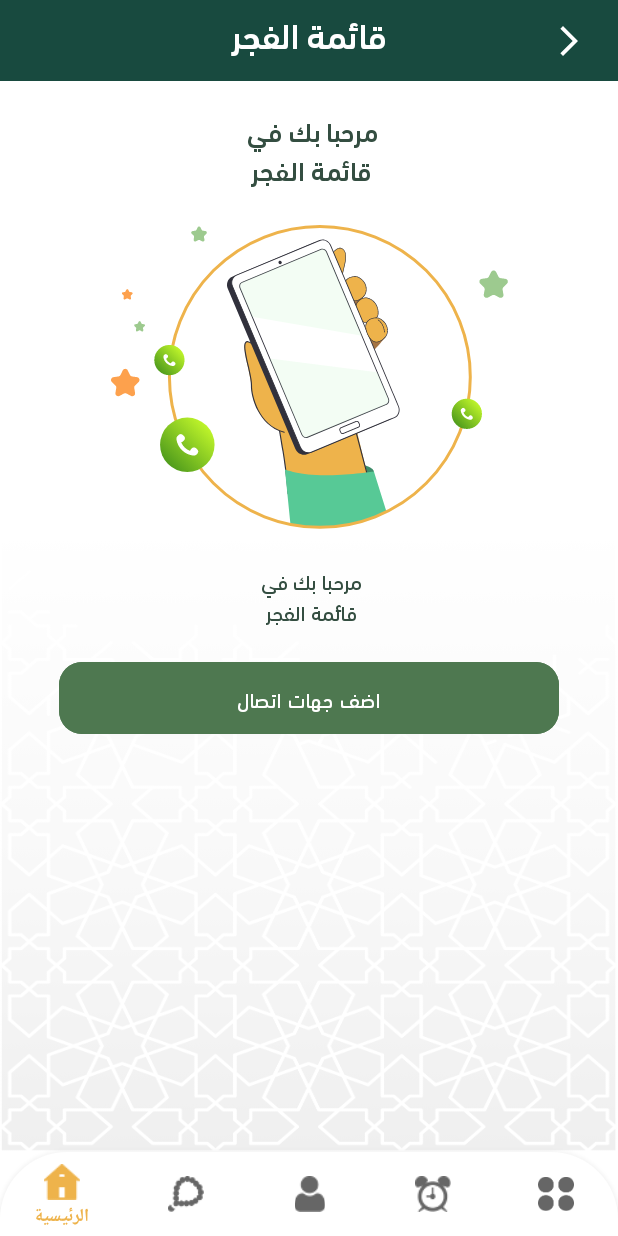
After one commit to AhmedNader65/Alsalah, an Android app: the FajrListFragment screen opened through its navigation route, on a phone screen of 412 x 824 dp. The commit adds this screen. Run offline under Robolectric (Android 15) with nearby library versions, the light colour scheme and no system bars; our stand-ins replace navigation-ui, sdp/ssp sizes.

Commit message:
start of fajr list

```diff
--- a/app/src/main/AndroidManifest.xml
+++ b/app/src/main/AndroidManifest.xml
@@ -1,6 +1,8 @@
 <?xml version="1.0" encoding="utf-8"?>
 <manifest xmlns:android="http://schemas.android.com/apk/res/android"
     package="com.crazyidea.alsalah">
+
+    <uses-permission android:name="android.permission.READ_CONTACTS" />
 
     <application
         android:allowBackup="true"
--- a/app/src/main/java/com/crazyidea/alsalah/ui/menu/MenuFragment.kt
+++ b/app/src/main/java/com/crazyidea/alsalah/ui/menu/MenuFragment.kt
@@ -40,6 +40,9 @@ class MenuFragment : Fragment() {
         binding.compass.setOnClickListener {
             findNavController().navigate(R.id.compassFragment)
         }
+        binding.fajrList.setOnClickListener {
+            findNavController().navigate(R.id.fajrListFragment)
+        }
     }
 
     override fun onDestroyView() {
--- /dev/null
+++ b/app/src/main/java/com/crazyidea/alsalah/ui/menu/fajrlist/FajrListFragment.kt
@@ -0,0 +1,48 @@
+package com.crazyidea.alsalah.ui.menu.fajrlist
+
+import android.annotation.SuppressLint
+import android.os.Bundle
+import android.util.Log
+import android.view.LayoutInflater
+import android.view.View
+import android.view.ViewGroup
+import androidx.fragment.app.Fragment
+import androidx.lifecycle.ViewModelProvider
+import com.crazyidea.alsalah.databinding.FragmentFajrListBinding
+import com.crazyidea.alsalah.utils.ContactData
+import com.crazyidea.alsalah.utils.retrieveAllContacts
+
+
+class FajrListFragment : Fragment() {
+
+    private var _binding: FragmentFajrListBinding? = null
+
+    // This property is only valid between onCreateView and
+    // onDestroyView.
+    private val binding get() = _binding!!
+
+    override fun onCreateView(
+        inflater: LayoutInflater,
+        container: ViewGroup?,
+        savedInstanceState: Bundle?
+    ): View {
+        val fajrListViewModel =
+            ViewModelProvider(this).get(FajrListViewModel::class.java)
+
+        _binding = FragmentFajrListBinding.inflate(inflater, container, false)
+        val root: View = binding.root
+
+        return root
+    }
+
+    override fun onViewCreated(view: View, savedInstanceState: Bundle?) {
+        super.onViewCreated(view, savedInstanceState)
+        binding.addContacts.setOnClickListener {
+        }
+    }
+
+    override fun onDestroyView() {
+        super.onDestroyView()
+        _binding = null
+    }
+}
--- /dev/null
+++ b/app/src/main/java/com/crazyidea/alsalah/ui/menu/fajrlist/FajrListViewModel.kt
@@ -0,0 +1,13 @@
+package com.crazyidea.alsalah.ui.menu.fajrlist
+
+import androidx.lifecycle.LiveData
+import androidx.lifecycle.MutableLiveData
+import androidx.lifecycle.ViewModel
+
+class FajrListViewModel : ViewModel() {
+
+    private val _text = MutableLiveData<String>().apply {
+        value = "This is notifications Fragment"
+    }
+    val text: LiveData<String> = _text
+}
--- /dev/null
+++ b/app/src/main/res/layout/fragment_fajr_list.xml
@@ -0,0 +1,92 @@
+<?xml version="1.0" encoding="utf-8"?>
+<androidx.constraintlayout.widget.ConstraintLayout xmlns:android="http://schemas.android.com/apk/res/android"
+    xmlns:app="http://schemas.android.com/apk/res-auto"
+    xmlns:tools="http://schemas.android.com/tools"
+    android:layout_width="match_parent"
+    android:layout_height="match_parent"
+    android:background="@drawable/bg_styled_page_white"
+    tools:context="ui.menu.MenuFragment">
+
+    <TextView
+        android:id="@+id/title"
+        style="@style/boldText"
+        android:layout_width="match_parent"
+        android:layout_height="wrap_content"
+        android:background="@color/text_green_color"
+        android:paddingBottom="@dimen/_8sdp"
+        android:text="@string/fajrList"
+        android:textAlignment="center"
+        android:textColor="@color/white"
+        android:textSize="@dimen/_18ssp"
+        app:layout_constraintTop_toTopOf="parent" />
+
+    <ImageView
+        android:id="@+id/back"
+        android:layout_width="wrap_content"
+        android:layout_height="wrap_content"
+        android:layout_marginEnd="@dimen/_16sdp"
+        android:src="@drawable/ic_baseline_arrow_back_ios_new_24"
+        app:layout_constraintBottom_toBottomOf="@+id/title"
+        app:layout_constraintEnd_toEndOf="parent"
+        app:layout_constraintTop_toTopOf="@+id/title" />
+
+
+
+
+        <TextView
+            app:layout_constraintTop_toBottomOf="@+id/title"
+            android:layout_marginTop="@dimen/_12sdp"
+            android:id="@+id/welcomeTxt"
+            android:layout_width="wrap_content"
+            app:layout_constraintStart_toStartOf="parent"
+            app:layout_constraintEnd_toEndOf="parent"
+            android:layout_height="wrap_content"
+            android:textSize="@dimen/_14sdp"
+            android:textColor="@color/general_setting_line"
+            android:text="@string/welcome_to_fajrlist"
+            android:fontFamily="@font/din_medium"/>
+
+
+
+
+    <ImageView
+        android:layout_marginTop="@dimen/_16sdp"
+        app:layout_constraintStart_toStartOf="parent"
+        app:layout_constraintEnd_toEndOf="parent"
+        app:layout_constraintTop_toBottomOf="@+id/welcomeTxt"
+        android:layout_width="wrap_content"
+        android:layout_height="wrap_content"
+        android:id="@+id/contacts_img"
+        android:layout_centerHorizontal="true"
+        android:src="@drawable/img_contacts" />
+    <TextView
+        android:layout_marginTop="@dimen/_16sdp"
+        style="@style/regularText"
+        android:id="@+id/secondaryText"
+        android:layout_width="wrap_content"
+        android:layout_height="wrap_content"
+        app:layout_constraintStart_toStartOf="parent"
+        app:layout_constraintEnd_toEndOf="parent"
+        android:textColor="@color/general_setting_line"
+        android:text="@string/welcome_to_fajrlist"
+        android:fontFamily="@font/din_medium"
+        app:layout_constraintTop_toBottomOf="@+id/contacts_img" />
+
+
+
+
+    <com.google.android.material.button.MaterialButton
+        android:layout_width="match_parent"
+        android:layout_height="wrap_content"
+        app:layout_constraintTop_toBottomOf="@+id/secondaryText"
+        android:layout_marginStart="@dimen/_30sdp"
+        android:layout_marginEnd="@dimen/_30sdp"
+        android:layout_marginTop="@dimen/_12sdp"
+        app:cornerRadius="@dimen/_12sdp"
+        android:padding="@dimen/_8sdp"
+        android:backgroundTint="#4E7850"
+        android:text="@string/addContacts"
+        android:fontFamily="@font/din_medium"
+        android:id="@+id/addContacts"/>
+
+</androidx.constraintlayout.widget.ConstraintLayout>
--- a/app/src/main/res/layout/fragment_qibla.xml
+++ b/app/src/main/res/layout/fragment_qibla.xml
@@ -5,7 +5,7 @@
     android:layout_width="match_parent"
     android:layout_height="match_parent"
     android:background="@drawable/bg_styled_page_white"
-    tools:context="ui.menu.MenuFragment">
+    tools:context="ui.menu.compass.CompassFragment">
 
     <TextView
         android:id="@+id/title"
--- a/app/src/main/res/navigation/mobile_navigation.xml
+++ b/app/src/main/res/navigation/mobile_navigation.xml
@@ -37,4 +37,9 @@
         android:name="com.crazyidea.alsalah.ui.menu.compass.CompassFragment"
         android:label="CompassFragment"
         tools:layout="@layout/fragment_qibla"/>
+    <fragment
+        android:id="@+id/fajrListFragment"
+        android:name="com.crazyidea.alsalah.ui.menu.fajrlist.FajrListFragment"
+        android:label="FajrListFragment"
+        tools:layout="@layout/fragment_fajr_list" />
 </navigation>
--- a/app/src/main/res/values/strings.xml
+++ b/app/src/main/res/values/strings.xml
@@ -63,4 +63,6 @@
     <string name="usingCompass">بالبوصلة</string>
     <string name="by_sun_and_moon">بالشمس والقمر</string>
     <string name="by_vision">المرئية</string>
+    <string name="welcome_to_fajrlist">مرحبا بك في \n قائمة الفجر</string>
+    <string name="addContacts">اضف جهات اتصال</string>
 </resources>
```
Also changed, not shown: app/src/main/java/com/crazyidea/alsalah/ui/menu/compass/CompassFragment.kt (+10 -0 lines), app/src/main/java/com/crazyidea/alsalah/utils/ContactUtils.kt (added, +119 -0 lines), app/src/main/res/drawable-hdpi/img_contacts.png (added), app/src/main/res/drawable-ldpi/img_contacts.png (added), app/src/main/res/drawable-mdpi/img_contacts.png (added), app/src/main/res/drawable-xhdpi/img_contacts.png (added), app/src/main/res/drawable-xxhdpi/img_contacts.png (added), app/src/main/res/drawable-xxxhdpi/img_contacts.png (added).
